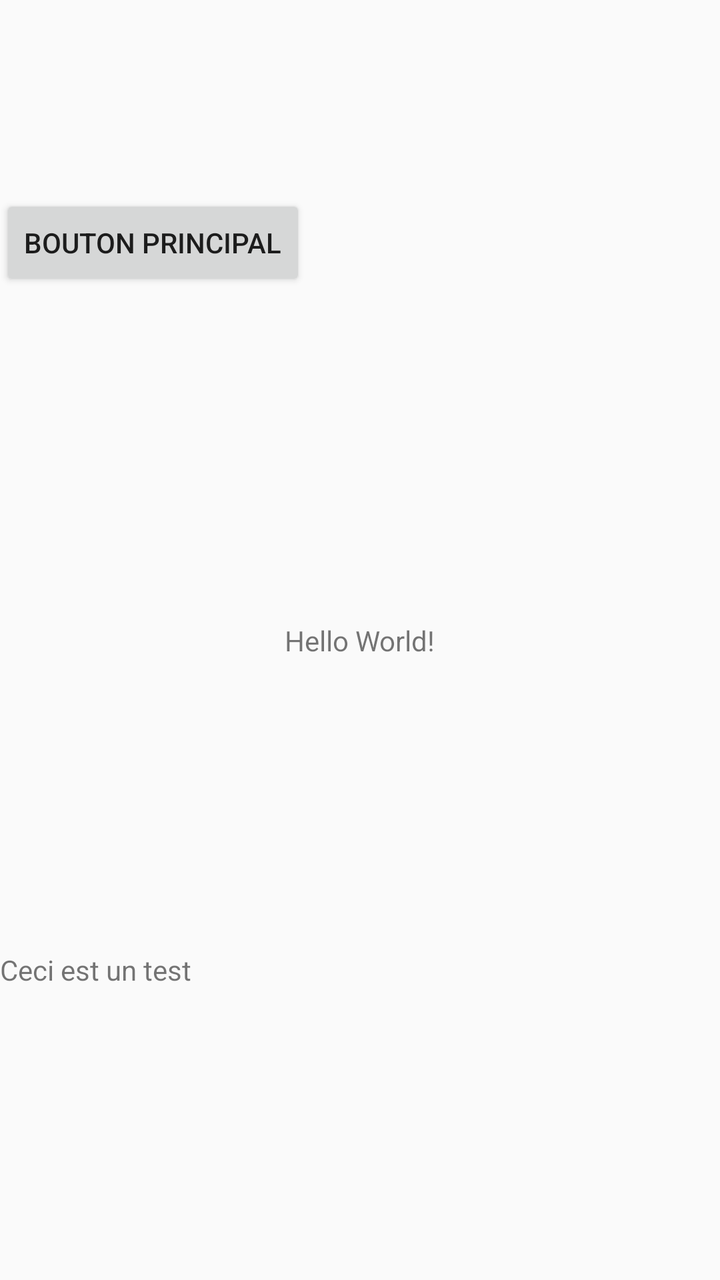
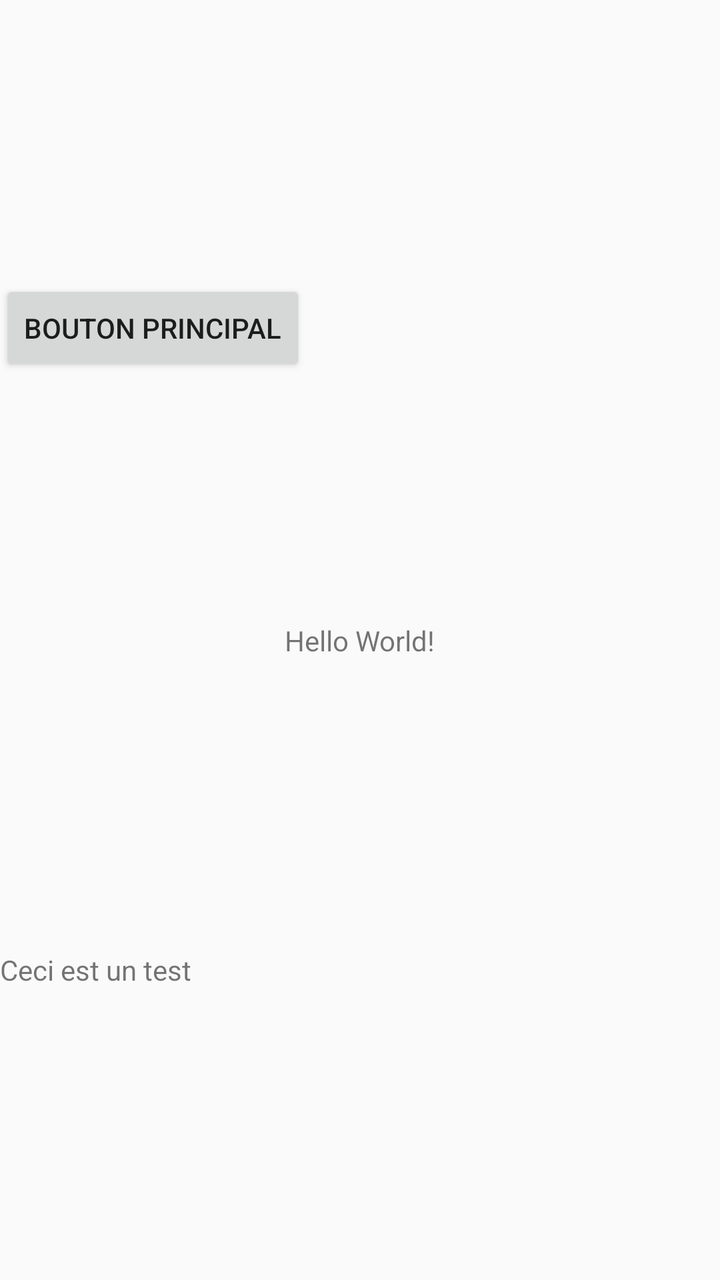

Screens rendered from an Android XML layout before and after an edit, with the pre-edit source and the edit as a unified diff.
<!-- AndroidManifest.xml: application theme AppTheme -->
<!-- res/layout/activity_main.xml -->
<?xml version="1.0" encoding="utf-8"?>
<androidx.constraintlayout.widget.ConstraintLayout xmlns:android="http://schemas.android.com/apk/res/android"
    xmlns:app="http://schemas.android.com/apk/res-auto"
    xmlns:tools="http://schemas.android.com/tools"
    android:layout_width="match_parent"
    android:layout_height="match_parent"
    tools:context=".MainActivity">

    <TextView
        android:id="@+id/textView"
        android:layout_width="wrap_content"
        android:layout_height="wrap_content"
        android:text="Hello World!"
        app:layout_constraintBottom_toBottomOf="parent"
        app:layout_constraintLeft_toLeftOf="parent"
        app:layout_constraintRight_toRightOf="parent"
        app:layout_constraintTop_toTopOf="parent" />

    <Button
        android:id="@+id/button"
        android:layout_width="wrap_content"
        android:layout_height="wrap_content"
        android:layout_marginBottom="68dp"
        android:text="@string/main_bouton"
        app:layout_constraintBottom_toTopOf="@+id/textView"
        app:layout_constraintTop_toTopOf="parent"
        tools:layout_editor_absoluteX="161dp" />

    <TextView
        android:id="@+id/textView2"
        android:layout_width="wrap_content"
        android:layout_height="wrap_content"
        android:text="@string/affichage"
        app:layout_constraintBottom_toBottomOf="parent"
        app:layout_constraintTop_toBottomOf="@+id/textView"
        tools:layout_editor_absoluteX="176dp" />

</androidx.constraintlayout.widget.ConstraintLayout>
<!-- resources referenced by this layout -->
<resources>
  <string name="affichage">Ceci est un test</string>
  <string name="main_bouton">Bouton principal</string>
  <style name="AppTheme" parent="Theme.AppCompat.Light.DarkActionBar">
          
          <item name="colorPrimary">@color/colorPrimary</item>
          <item name="colorPrimaryDark">@color/colorPrimaryDark</item>
          <item name="colorAccent">@color/colorAccent</item>
      </style>
  <color name="colorPrimary">#6200EE</color>
  <color name="colorPrimaryDark">#3700B3</color>
  <color name="colorAccent">#03DAC5</color>
</resources>

<!-- the commit's change to res/layout/activity_main.xml (unified diff, before → after) -->
@@ -24,7 +24,9 @@
         android:text="@string/main_bouton"
         app:layout_constraintBottom_toTopOf="@+id/textView"
         app:layout_constraintTop_toTopOf="parent"
-        tools:layout_editor_absoluteX="161dp" />
+        app:layout_constraintVertical_bias="0.72"
+        tools:layout_editor_absoluteX="146dp"
+        tools:ignore="MissingConstraints" />
 
     <TextView
         android:id="@+id/textView2"
@@ -33,6 +35,16 @@
         android:text="@string/affichage"
         app:layout_constraintBottom_toBottomOf="parent"
         app:layout_constraintTop_toBottomOf="@+id/textView"
-        tools:layout_editor_absoluteX="176dp" />
+        tools:layout_editor_absoluteX="176dp"
+        tools:ignore="MissingConstraints" />
+
+    <androidx.recyclerview.widget.RecyclerView
+        android:id="@+id/recycler_view"
+        android:layout_width="0dp"
+        android:layout_height="0dp"
+        app:layout_constraintBottom_toBottomOf="parent"
+        app:layout_constraintEnd_toEndOf="parent"
+        app:layout_constraintStart_toStartOf="parent"
+        app:layout_constraintTop_toTopOf="parent" />
 
 </androidx.constraintlayout.widget.ConstraintLayout>
